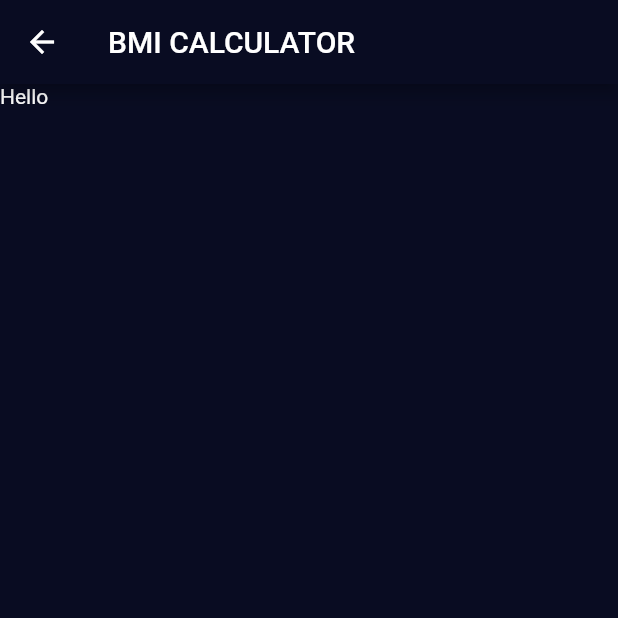
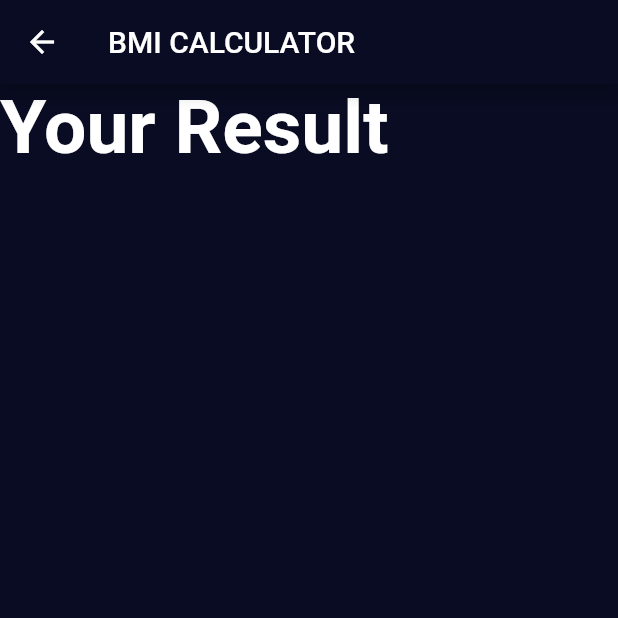
Before and after one commit to berhanudagnew/simple_bmi_calculator, a Flutter app: the ResultPage screen opened by its route, on a phone screen of 412 x 824 dp, the top half of it. Run offline on Flutter 3.47's test engine with Material 2 defaults, Android fonts, the phone set to English and light mode, and no system bars; our stand-ins replace font_awesome_flutter.

Commit message:
starting result page

```diff
--- a/lib/constant.dart
+++ b/lib/constant.dart
@@ -14,3 +14,10 @@ const k_number_text_style = TextStyle(
   fontSize: 50.0,
   fontWeight: FontWeight.w900,
 );
+
+const k_large_button_text_sstyle =
+    TextStyle(fontWeight: FontWeight.w500, color: Colors.white, fontSize: 25.0);
+const k_title_text_style = TextStyle(
+  fontSize: 50.0,
+  fontWeight: FontWeight.bold,
+);
--- a/lib/result_page.dart
+++ b/lib/result_page.dart
@@ -1,6 +1,7 @@
 import 'package:flutter/material.dart';
 import 'package:flutter/src/widgets/container.dart';
 import 'package:flutter/src/widgets/framework.dart';
+import 'constant.dart';
 
 class ResultPage extends StatelessWidget {
   const ResultPage({super.key});
@@ -11,7 +12,18 @@ class ResultPage extends StatelessWidget {
       appBar: AppBar(
         title: Text('BMI CALCULATOR'),
       ),
-      body: Text('Hello'),
+      body: Column(
+        mainAxisAlignment: MainAxisAlignment.spaceEvenly,
+        children: [
+          Expanded(
+              child: Container(
+            child: Text(
+              'Your Result',
+              style: k_title_text_style,
+            ),
+          ))
+        ],
+      ),
     );
   }
 }
```
Also changed, not shown: lib/input_page.dart (+2 -7 lines).
